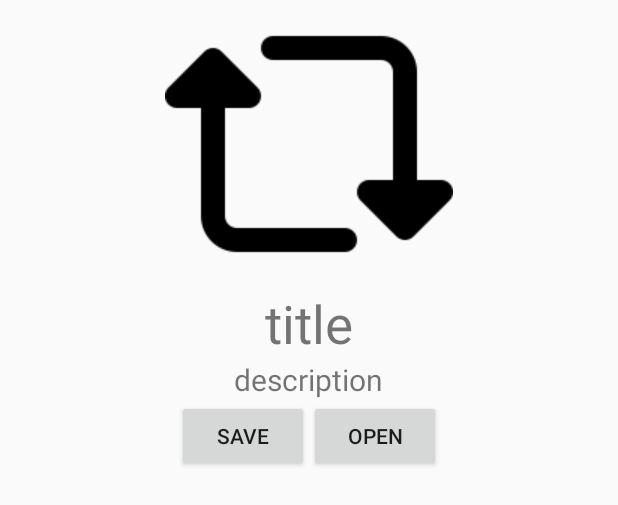
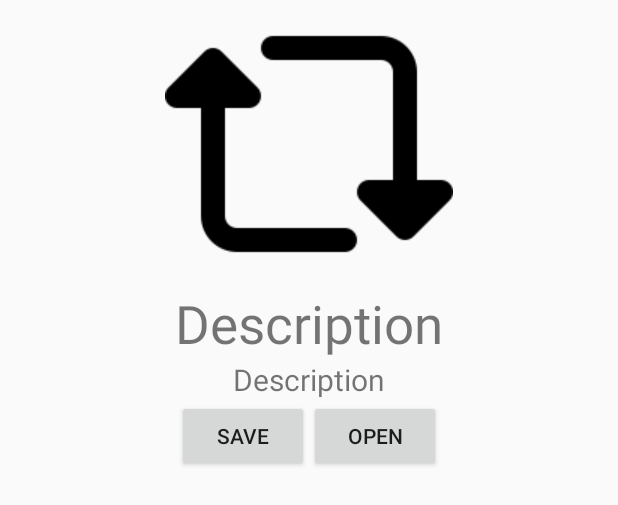
Before and after one commit to vonleswan/MobileFinalProject, an Android app: the layout article_dialog.xml on its own in the app's theme, with its tools: preview values and no code run, on a phone screen of 412 x 824 dp. Shown: the top 505 px of the screen. Run offline under Robolectric (Android 15) with nearby library versions, the phone set to English and light mode, and no system bars.

Commit message:
Final News Commmit

```diff
--- a/app/build.gradle
+++ b/app/build.gradle
@@ -17,6 +17,10 @@ android {
             proguardFiles getDefaultProguardFile('proguard-android-optimize.txt'), 'proguard-rules.pro'
         }
     }
+    compileOptions {
+        sourceCompatibility = 1.8
+        targetCompatibility = 1.8
+    }
 }
 
 dependencies {
@@ -26,5 +30,5 @@ dependencies {
     testImplementation 'junit:junit:4.12'
     androidTestImplementation 'androidx.test:runner:1.1.1'
     androidTestImplementation 'androidx.test.espresso:espresso-core:3.1.1'
-    implementation 'com.android.support:appcompat-v7:+'
+    implementation "com.google.android.material:material:1.1.0-alpha06"
 }
--- a/app/src/main/java/com/example/mobilefinalproject/NewsActivity.java
+++ b/app/src/main/java/com/example/mobilefinalproject/NewsActivity.java
@@ -15,6 +15,8 @@ import androidx.appcompat.widget.Toolbar;
 
 import com.example.mobilefinalproject.news.FeedListFragment;
 import com.example.mobilefinalproject.news.SavedFragment;
+import com.google.android.material.snackbar.Snackbar;
+
 
 public class NewsActivity extends AppCompatActivity{
     private String query = "bitcoin";
@@ -69,11 +71,11 @@ public class NewsActivity extends AppCompatActivity{
                         .commit(); //actually load the fragment.
                 break;
 
-            /*case R.id.action_snackbar:
+            case R.id.action_snackbar:
                 Snackbar sb = Snackbar.make(findViewById(R.id.toolbar), "Go Back?", Snackbar.LENGTH_LONG)
                         .setAction("Exit", e -> finish());
                 sb.show();
-                break;*/
+                break;
 
 
             default:
--- a/app/src/main/res/layout/article_dialog.xml
+++ b/app/src/main/res/layout/article_dialog.xml
@@ -16,7 +16,7 @@
         android:layout_height="wrap_content"
         android:layout_below="@+id/dialog_image"
         android:textSize="35sp"
-        android:text="title"
+        android:text="@string/description"
         android:layout_centerHorizontal="true"/>
     <TextView
         android:id="@+id/dialog_description"
@@ -24,7 +24,7 @@
         android:layout_height="wrap_content"
         android:layout_below="@+id/dialog_title"
         android:textSize="20sp"
-        android:text="description"
+        android:text="@string/description"
         android:layout_centerHorizontal="true"/>
 
     <LinearLayout
@@ -40,12 +40,12 @@
             android:layout_width="wrap_content"
             android:layout_height="wrap_content"
             android:layout_gravity="center"
-            android:text="save" />
+            android:text="@string/save" />
 
         <Button
             android:id="@+id/dialog_browse"
             android:layout_width="wrap_content"
             android:layout_height="wrap_content"
-            android:text="Open"/>
+            android:text="@string/open"/>
     </LinearLayout>
 </RelativeLayout>
--- a/app/src/main/res/layout/search_dialog.xml
+++ b/app/src/main/res/layout/search_dialog.xml
@@ -6,5 +6,5 @@
         android:id="@+id/input"
         android:layout_width="match_parent"
         android:layout_height="match_parent"
-        android:hint="Type Search Here"/>
+        android:hint="@string/typesearch"/>
 </LinearLayout>
--- a/app/src/main/res/menu/actionbarmenu.xml
+++ b/app/src/main/res/menu/actionbarmenu.xml
@@ -8,7 +8,7 @@
         android:id="@+id/action_search"
         android:icon="@android:drawable/ic_menu_search"
         app:showAsAction="always"
-        android:title="Search"/>
+        android:title="@string/search"/>
 
     <!-- Toast -->
     <item android:id="@+id/action_toast"
@@ -17,7 +17,7 @@
         app:showAsAction="always"/>
 
     <item android:id="@+id/action_snackbar"
-        android:title="Snack"
+        android:title="@string/Snack"
         android:icon="@drawable/snack"
         app:showAsAction="always"/>
 
--- a/app/src/main/res/values/strings.xml
+++ b/app/src/main/res/values/strings.xml
@@ -7,4 +7,11 @@
     <string name="Feed">Feed</string>
     <string name="Saved">Saved</string>
     <string name="toast">Toast</string>
+    <string name="Snack">Snack</string>
+    <string name="typesearch">Type Search Here</string>
+    <string name="search">Search</string>
+    <string name="title">Title</string>
+    <string name="description">Description</string>
+    <string name="save">Save</string>
+    <string name="open">Open</string>
 </resources>
```
Also changed, not shown: 1 other file.
